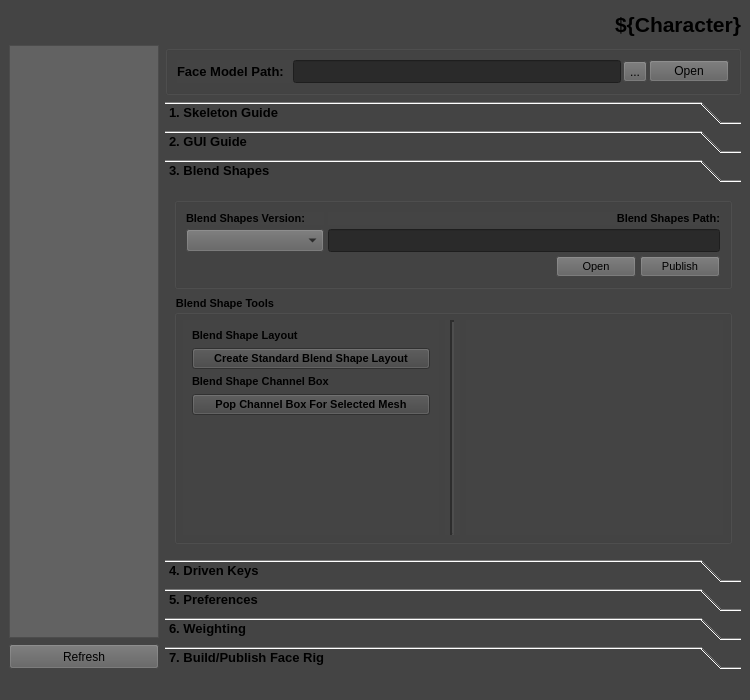
timm-gitHub/fbRepo, file rigBuilder/resource/face/faceRigBuilder.ui: the form before one commit.
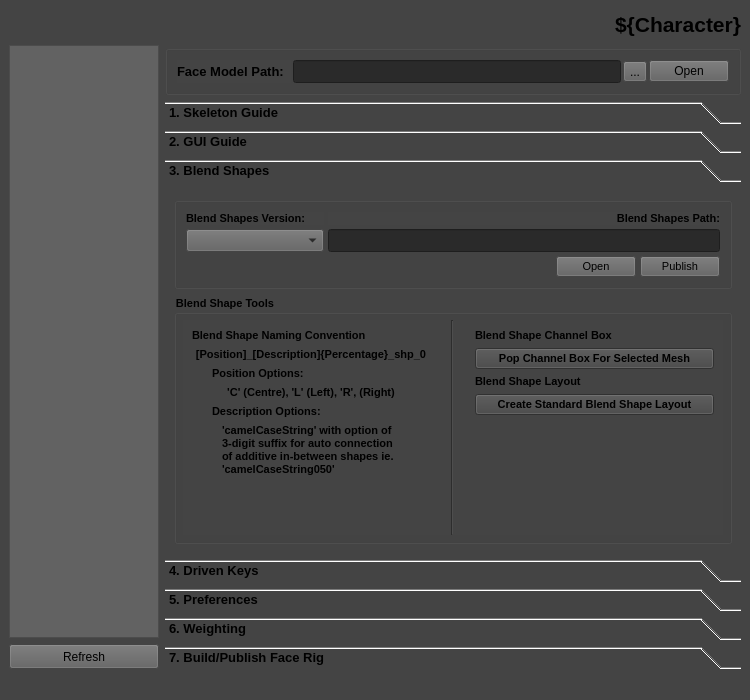
The form after the commit. The open tabs and pages were chosen to show the change.

Commit message: Added notation on face blend shape GUI to help artists with naming conventions. Added auto driving of in-between shapes with SDK.

```diff
--- a/rigBuilder/resource/face/faceRigBuilder.ui
+++ b/rigBuilder/resource/face/faceRigBuilder.ui
@@ -1204,8 +1204,8 @@
               <rect>
                <x>0</x>
                <y>0</y>
-               <width>568</width>
-               <height>336</height>
+               <width>551</width>
+               <height>350</height>
               </rect>
              </property>
              <attribute name="label">
@@ -1428,7 +1428,7 @@
                    <item>
                     <layout class="QHBoxLayout" name="horizontalLayout_24">
                      <property name="spacing">
-                      <number>6</number>
+                      <number>0</number>
                      </property>
                      <item>
                       <widget class="QFrame" name="frame_15">
@@ -1444,14 +1444,17 @@
                          <height>0</height>
                         </size>
                        </property>
+                       <layout class="QVBoxLayout" name="verticalLayout_37">
+                        <property name="spacing">
+                         <number>0</number>
+                        </property>
+                        <item>
                        <layout class="QVBoxLayout" name="verticalLayout_33">
-                        <property name="margin">
-                         <number>9</number>
+                          <property name="spacing">
+                           <number>6</number>
                         </property>
                         <item>
-                         <layout class="QVBoxLayout" name="verticalLayout_48">
-                          <item>
-                           <widget class="QLabel" name="label_9">
+                           <widget class="QLabel" name="label_32">
                             <property name="font">
                              <font>
                               <weight>75</weight>
@@ -1459,23 +1462,54 @@
                              </font>
                             </property>
                             <property name="text">
-                             <string>Blend Shape Layout</string>
+                             <string>Blend Shape Naming Convention</string>
                             </property>
                            </widget>
                           </item>
                           <item>
-                           <widget class="QPushButton" name="frbToolsBlendShapeLayoutPushButton">
+                           <widget class="QLabel" name="label_35">
+                            <property name="font">
+                             <font>
+                              <italic>false</italic>
+                              <underline>false</underline>
+                             </font>
+                            </property>
                             <property name="text">
-                             <string>Create Standard Blend Shape Layout</string>
+                             <string>[Position]_[Description]{Percentage}_shp_0</string>
                             </property>
+                            <property name="alignment">
+                             <set>Qt::AlignCenter</set>
+                            </property>
                            </widget>
                           </item>
-                         </layout>
+                          <item>
+                           <widget class="QLabel" name="label_39">
+                            <property name="font">
+                             <font>
+                              <weight>75</weight>
+                              <bold>true</bold>
+                             </font>
+                            </property>
+                            <property name="text">
+                             <string>Position Options:</string>
+                            </property>
+                            <property name="indent">
+                             <number>20</number>
+                            </property>
+                           </widget>
                         </item>
                         <item>
-                         <layout class="QVBoxLayout" name="verticalLayout_51">
+                           <widget class="QLabel" name="label_40">
+                            <property name="text">
+                             <string>'C' (Centre), 'L' (Left), 'R', (Right)</string>
+                            </property>
+                            <property name="alignment">
+                             <set>Qt::AlignCenter</set>
+                            </property>
+                           </widget>
+                          </item>
                           <item>
-                           <widget class="QLabel" name="label_31">
+                           <widget class="QLabel" name="label_41">
                             <property name="font">
                              <font>
                               <weight>75</weight>
@@ -1483,18 +1517,31 @@
                              </font>
                             </property>
                             <property name="text">
-                             <string>Blend Shape Channel Box</string>
+                             <string>Description Options:</string>
                             </property>
+                            <property name="indent">
+                             <number>20</number>
+                            </property>
                            </widget>
                           </item>
                           <item>
-                           <widget class="QPushButton" name="frbToolsBlendShapeChannelBoxPushButton">
+                           <widget class="QLabel" name="label_42">
+                            <property name="maximumSize">
+                             <size>
+                              <width>210</width>
+                              <height>16777215</height>
+                             </size>
+                            </property>
                             <property name="text">
-                             <string>Pop Channel Box For Selected Mesh</string>
+                             <string>'camelCaseString' with option of 3-digit suffix for auto connection of additive in-between shapes ie. 'camelCaseString050'</string>
                             </property>
+                            <property name="wordWrap">
+                             <bool>true</bool>
+                            </property>
+                            <property name="indent">
+                             <number>30</number>
+                            </property>
                            </widget>
-                          </item>
-                         </layout>
                         </item>
                         <item>
                          <spacer name="verticalSpacer_6">
@@ -1503,11 +1550,13 @@
                           </property>
                           <property name="sizeHint" stdset="0">
                            <size>
-                            <width>13</width>
-                            <height>134</height>
+                              <width>20</width>
+                              <height>40</height>
                            </size>
                           </property>
                          </spacer>
+                          </item>
+                         </layout>
                         </item>
                        </layout>
                       </widget>
@@ -1521,7 +1570,7 @@
                         </sizepolicy>
                        </property>
                        <property name="lineWidth">
-                        <number>2</number>
+                        <number>1</number>
                        </property>
                        <property name="orientation">
                         <enum>Qt::Vertical</enum>
@@ -1548,7 +1597,69 @@
                        <property name="frameShadow">
                         <enum>QFrame::Plain</enum>
                        </property>
-                       <layout class="QVBoxLayout" name="verticalLayout_49"/>
+                       <layout class="QVBoxLayout" name="verticalLayout_49">
+                        <item>
+                         <layout class="QVBoxLayout" name="verticalLayout_51">
+                          <item>
+                           <widget class="QLabel" name="label_31">
+                            <property name="font">
+                             <font>
+                              <weight>75</weight>
+                              <bold>true</bold>
+                             </font>
+                            </property>
+                            <property name="text">
+                             <string>Blend Shape Channel Box</string>
+                            </property>
+                           </widget>
+                          </item>
+                          <item>
+                           <widget class="QPushButton" name="frbToolsBlendShapeChannelBoxPushButton">
+                            <property name="text">
+                             <string>Pop Channel Box For Selected Mesh</string>
+                            </property>
+                           </widget>
+                          </item>
+                         </layout>
+                        </item>
+                        <item>
+                         <layout class="QVBoxLayout" name="verticalLayout_48">
+                          <item>
+                           <widget class="QLabel" name="label_9">
+                            <property name="font">
+                             <font>
+                              <weight>75</weight>
+                              <bold>true</bold>
+                             </font>
+                            </property>
+                            <property name="text">
+                             <string>Blend Shape Layout</string>
+                            </property>
+                           </widget>
+                          </item>
+                          <item>
+                           <widget class="QPushButton" name="frbToolsBlendShapeLayoutPushButton">
+                            <property name="text">
+                             <string>Create Standard Blend Shape Layout</string>
+                            </property>
+                           </widget>
+                          </item>
+                         </layout>
+                        </item>
+                        <item>
+                         <spacer name="verticalSpacer_3">
+                          <property name="orientation">
+                           <enum>Qt::Vertical</enum>
+                          </property>
+                          <property name="sizeHint" stdset="0">
+                           <size>
+                            <width>20</width>
+                            <height>79</height>
+                           </size>
+                          </property>
+                         </spacer>
+                        </item>
+                       </layout>
                       </widget>
                      </item>
                     </layout>
```
Left out of the diff: 2 changed lines with no effect on the pictures. Lines whose indentation alone changed are shown as unchanged. The commit also changes 2 other files.
